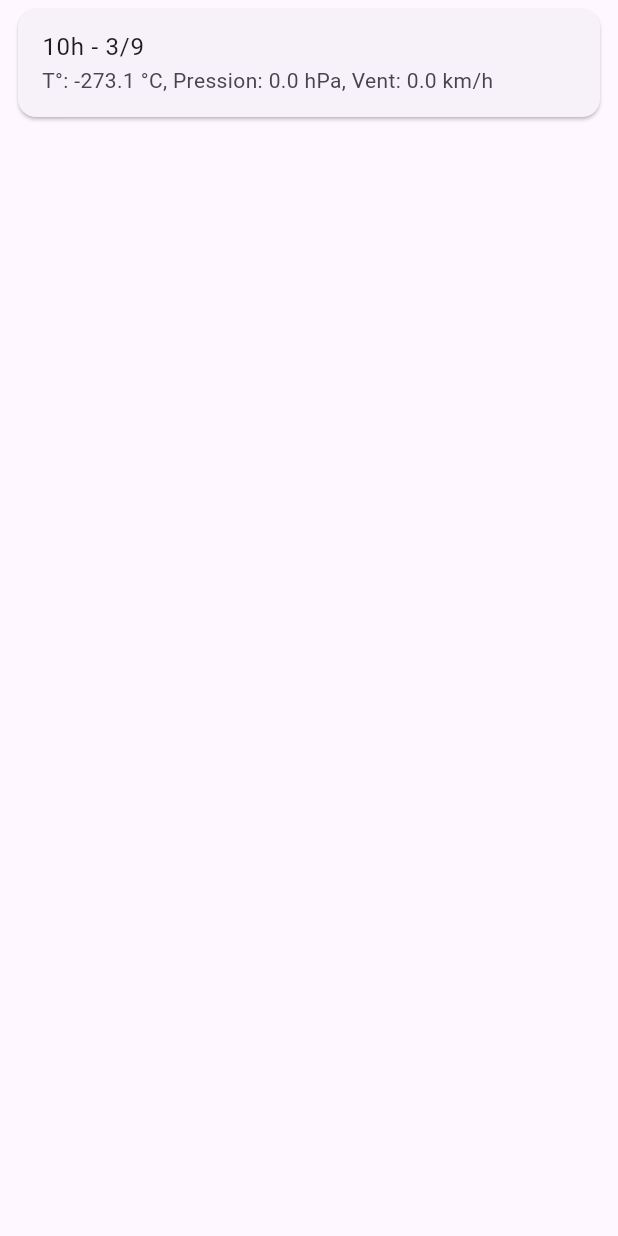
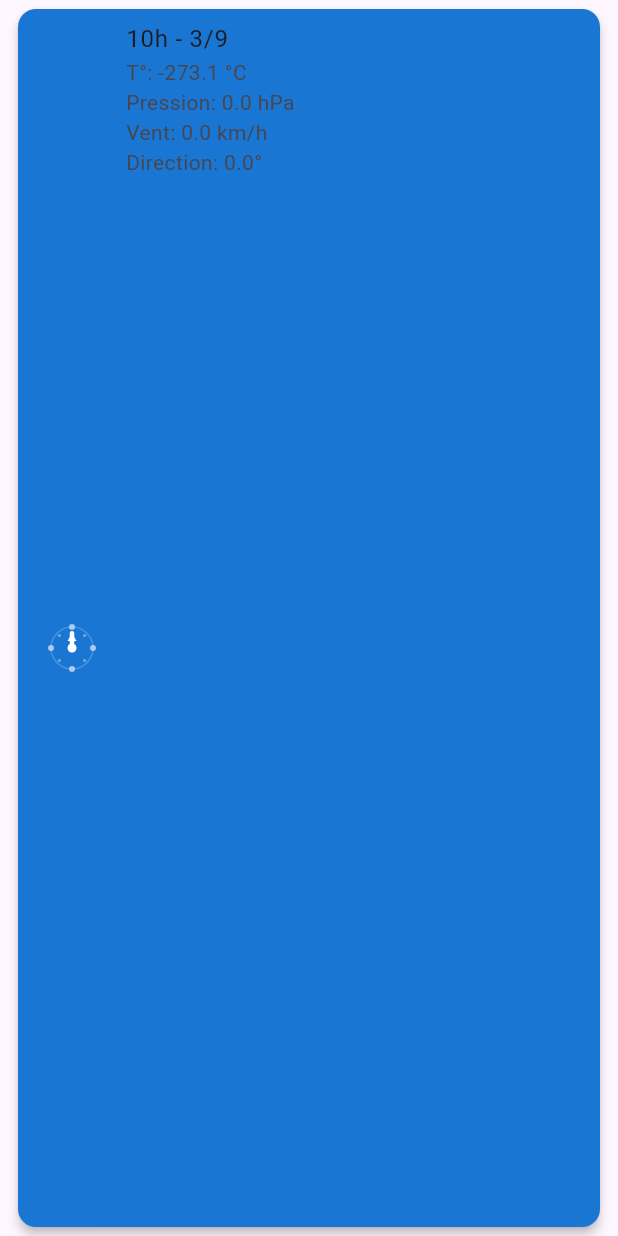
Before and after one commit to BenGoGithub/meteo_api_flutter, a Flutter app: the MeteoHourlyWidget widget shown alone on an empty page, opened directly with empty values, on a phone screen of 412 x 824 dp. Run offline on Flutter 3.47's test engine with Material 3 defaults, Android fonts, the phone set to English and light mode, and no system bars; network calls fail.

Commit message:
Wind direction Widget

```diff
--- a/lib/meteo_hourly.dart
+++ b/lib/meteo_hourly.dart
@@ -4,6 +4,7 @@ class MeteoHourly {
   final double pression;
   final double humidite;
   final double ventMoyen;
+  final double ventDirection;
 
   MeteoHourly({
     required this.dateTime,
@@ -11,6 +12,7 @@ class MeteoHourly {
     required this.pression,
     required this.humidite,
     required this.ventMoyen,
+    required this.ventDirection,
   });
 
   factory MeteoHourly.fromJson(String key, Map<String, dynamic> json) {
@@ -20,6 +22,7 @@ class MeteoHourly {
       pression: (json['pression']?['niveau_de_la_mer'] ?? 0).toDouble(),
       humidite: (json['humidite']?['2m'] ?? 0).toDouble(),
       ventMoyen: (json['vent_moyen']?['10m'] ?? 0).toDouble(),
+      ventDirection: (json['vent_direction']?['10m'] ?? 0).toDouble(),
     );
   }
 }
--- a/lib/widgets/meteo_hourly_widget.dart
+++ b/lib/widgets/meteo_hourly_widget.dart
@@ -1,5 +1,6 @@
 import 'package:flutter/material.dart';
 import '../meteo_hourly.dart';
+import 'wind_direction_icon.dart';
 
 class MeteoHourlyWidget extends StatelessWidget {
   final MeteoHourly hour;
@@ -9,12 +10,21 @@ class MeteoHourlyWidget extends StatelessWidget {
   @override
   Widget build(BuildContext context) {
     return Card(
+      color: Colors.blue.shade700,
+      elevation: 3,
       margin: const EdgeInsets.symmetric(vertical: 6, horizontal: 12),
       child: ListTile(
+        leading: WindDirectionIcon(angleDegree: hour.ventDirection),
         title: Text('${hour.dateTime.hour}h - ${hour.dateTime.day}/${hour.dateTime.month}'),
-        subtitle: Text('T°: ${(hour.temperature - 273.15).toStringAsFixed(1)} °C, '
-            'Pression: ${hour.pression} hPa, '
-            'Vent: ${hour.ventMoyen} km/h'),
+        subtitle: Column(
+          crossAxisAlignment: CrossAxisAlignment.start,
+          children: [
+            Text('T°: ${(hour.temperature - 273.15).toStringAsFixed(1)} °C'),
+            Text('Pression: ${hour.pression} hPa'),
+            Text('Vent: ${hour.ventMoyen} km/h'),
+            Text('Direction: ${hour.ventDirection}°'),
+          ],
+        ),
       ),
     );
   }
--- /dev/null
+++ b/lib/widgets/wind_direction_icon.dart
@@ -0,0 +1,208 @@
+import 'package:flutter/material.dart';
+import 'dart:math';
+
+class WindDirectionIcon extends StatelessWidget {
+  final double angleDegree;
+  final double size;
+  final Color color;
+
+  const WindDirectionIcon({
+    super.key,
+    required this.angleDegree,
+    this.size = 40,
+    this.color = Colors.white,
+  });
+
+  @override
+  Widget build(BuildContext context) {
+    return CustomPaint(
+      size: Size.square(size),
+      painter: _WindPainter(angleDegree, color),
+    );
+  }
+}
+
+class _WindPainter extends CustomPainter {
+  final double angleDegree;
+  final Color color;
+
+  _WindPainter(this.angleDegree, this.color);
+
+  @override
+  void paint(Canvas canvas, Size size) {
+    final center = Offset(size.width / 2, size.height / 2);
+    final radius = size.width / 2 - 6;
+
+    // Cercle de base (optionnel)
+    final paintCircleBase = Paint()
+      ..color = color.withOpacity(0.2)
+      ..style = PaintingStyle.stroke
+      ..strokeWidth = 1;
+    canvas.drawCircle(center, radius, paintCircleBase);
+
+    // Points cardinaux (N, S, E, W)
+    final paintCardinal = Paint()
+      ..color = color.withOpacity(0.6)
+      ..style = PaintingStyle.fill;
+
+    for (int i = 0; i < 4; i++) {
+      final theta = (2 * pi * i) / 4;
+      final x = center.dx + radius * cos(theta);
+      final y = center.dy + radius * sin(theta);
+      canvas.drawCircle(Offset(x, y), 2, paintCardinal);
+    }
+
+    // Points intermédiaires (plus petits)
+    final paintIntermediate = Paint()
+      ..color = color.withOpacity(0.4)
+      ..style = PaintingStyle.fill;
+
+    for (int i = 0; i < 8; i++) {
+      if (i % 2 == 1) { // Points entre les cardinaux
+        final theta = (2 * pi * i) / 8;
+        final x = center.dx + radius * 0.85 * cos(theta);
+        final y = center.dy + radius * 0.85 * sin(theta);
+        canvas.drawCircle(Offset(x, y), 1, paintIntermediate);
+      }
+    }
+
+    // Flèche direction vent (plus stylée)
+    final rad = (angleDegree - 90) * pi / 180;
+    final arrowLength = radius * 0.7;
+    final arrowEnd = Offset(
+      center.dx + arrowLength * cos(rad),
+      center.dy + arrowLength * sin(rad),
+    );
+
+    // Ligne principale de la flèche
+    final paintArrow = Paint()
+      ..color = color
+      ..strokeWidth = 3
+      ..strokeCap = StrokeCap.round;
+    canvas.drawLine(center, arrowEnd, paintArrow);
+
+    // Pointe de flèche (triangle)
+    final arrowHeadLength = size.width * 0.15;
+    final arrowHeadAngle = pi / 6; // 30 degrés
+
+    final arrowPoint1 = Offset(
+      arrowEnd.dx - arrowHeadLength * cos(rad - arrowHeadAngle),
+      arrowEnd.dy - arrowHeadLength * sin(rad - arrowHeadAngle),
+    );
+
+    final arrowPoint2 = Offset(
+      arrowEnd.dx - arrowHeadLength * cos(rad + arrowHeadAngle),
+      arrowEnd.dy - arrowHeadLength * sin(rad + arrowHeadAngle),
+    );
+
+    final arrowPath = Path()
+      ..moveTo(arrowEnd.dx, arrowEnd.dy)
+      ..lineTo(arrowPoint1.dx, arrowPoint1.dy)
+      ..lineTo(arrowPoint2.dx, arrowPoint2.dy)
+      ..close();
+
+    final paintArrowHead = Paint()
+      ..color = color
+      ..style = PaintingStyle.fill;
+    canvas.drawPath(arrowPath, paintArrowHead);
+
+    // Centre (point de départ)
+    final paintCenter = Paint()
+      ..color = color
+      ..style = PaintingStyle.fill;
+    canvas.drawCircle(center, 3, paintCenter);
+  }
+
+  @override
+  bool shouldRepaint(_WindPainter oldDelegate) =>
+      oldDelegate.angleDegree != angleDegree || oldDelegate.color != color;
+}
+
+// Widget de démonstration
+class WindDirectionDemo extends StatefulWidget {
+  @override
+  _WindDirectionDemoState createState() => _WindDirectionDemoState();
+}
+
+class _WindDirectionDemoState extends State<WindDirectionDemo> {
+  double _windDirection = 45.0;
+
+  @override
+  Widget build(BuildContext context) {
+    return Scaffold(
+      backgroundColor: Colors.blue[900],
+      appBar: AppBar(
+        title: Text('Direction du Vent'),
+        backgroundColor: Colors.blue[800],
+      ),
+      body: Center(
+        child: Column(
+          mainAxisAlignment: MainAxisAlignment.center,
+          children: [
+            Container(
+              padding: EdgeInsets.all(20),
+              decoration: BoxDecoration(
+                color: Colors.blue[700],
+                borderRadius: BorderRadius.circular(15),
+              ),
+              child: Column(
+                children: [
+                  WindDirectionIcon(
+                    angleDegree: _windDirection,
+                    size: 100,
+                    color: Colors.white,
+                  ),
+                  SizedBox(height: 20),
+                  Text(
+                    '${_windDirection.round()}°',
+                    style: TextStyle(
+                      color: Colors.white,
+                      fontSize: 24,
+                      fontWeight: FontWeight.bold,
+                    ),
+                  ),
+                  Text(
+                    _getWindDirectionText(_windDirection),
+                    style: TextStyle(
+                      color: Colors.white70,
+                      fontSize: 16,
+                    ),
+                  ),
+                ],
+              ),
+            ),
+            SizedBox(height: 40),
+            Padding(
+              padding: EdgeInsets.symmetric(horizontal: 40),
+              child: Slider(
+                value: _windDirection,
+                min: 0,
+                max: 360,
+                divisions: 360,
+                activeColor: Colors.white,
+                inactiveColor: Colors.white30,
+                onChanged: (value) {
+                  setState(() {
+                    _windDirection = value;
+                  });
+                },
+              ),
+            ),
+          ],
+        ),
+      ),
+    );
+  }
+
+  String _getWindDirectionText(double angle) {
+    if (angle >= 337.5 || angle < 22.5) return 'Nord';
+    if (angle >= 22.5 && angle < 67.5) return 'Nord-Est';
+    if (angle >= 67.5 && angle < 112.5) return 'Est';
+    if (angle >= 112.5 && angle < 157.5) return 'Sud-Est';
+    if (angle >= 157.5 && angle < 202.5) return 'Sud';
+    if (angle >= 202.5 && angle < 247.5) return 'Sud-Ouest';
+    if (angle >= 247.5 && angle < 292.5) return 'Ouest';
+    if (angle >= 292.5 && angle < 337.5) return 'Nord-Ouest';
+    return '';
+  }
+}
```
Also changed, not shown: 1 other file.
